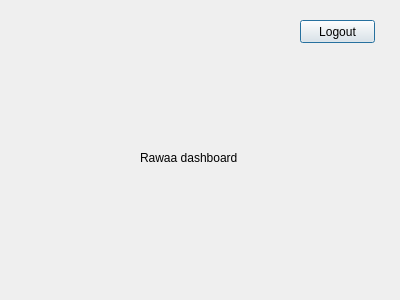
Above: Login/rawaa.ui from RaouaAmami/Smart_Aid_Association_2A13 before the change. Below: the same form after it.
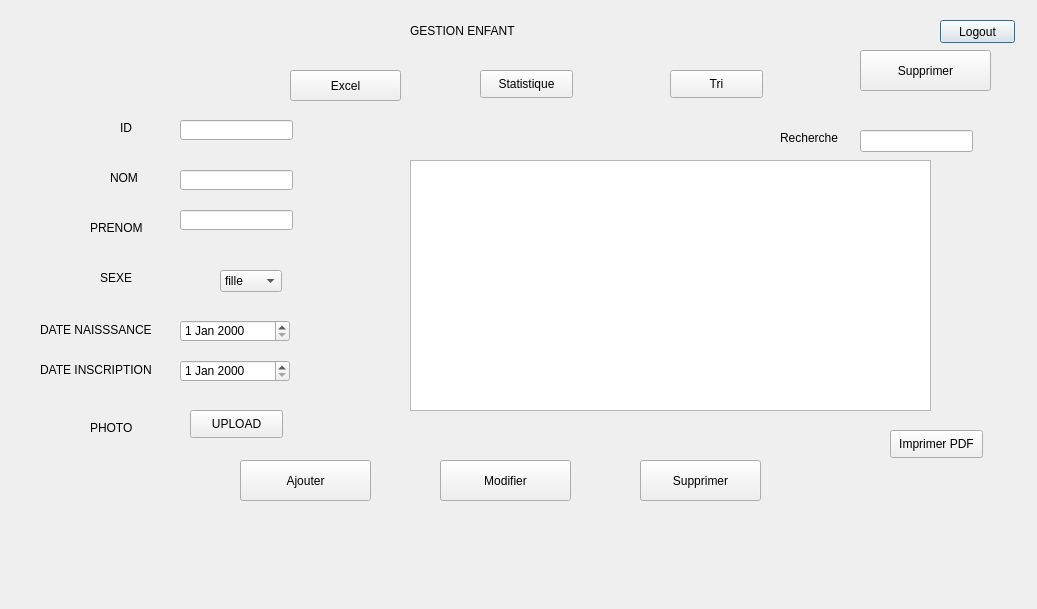
That is the form after the change.

What changed in the file:
```diff
--- a/Login/rawaa.ui
+++ b/Login/rawaa.ui
@@ -6,30 +6,17 @@
    <rect>
     <x>0</x>
     <y>0</y>
-    <width>400</width>
-    <height>300</height>
+    <width>1037</width>
+    <height>609</height>
    </rect>
   </property>
   <property name="windowTitle">
    <string>Dialog</string>
   </property>
-  <widget class="QLabel" name="label">
-   <property name="geometry">
-    <rect>
-     <x>140</x>
-     <y>150</y>
-     <width>181</width>
-     <height>16</height>
-    </rect>
-   </property>
-   <property name="text">
-    <string>Rawaa dashboard</string>
-   </property>
-  </widget>
   <widget class="QPushButton" name="pushButton_logout">
    <property name="geometry">
     <rect>
-     <x>300</x>
+     <x>940</x>
      <y>20</y>
      <width>75</width>
      <height>23</height>
@@ -39,6 +26,346 @@
     <string>Logout</string>
    </property>
   </widget>
+  <widget class="QPushButton" name="pushButton">
+   <property name="geometry">
+    <rect>
+     <x>240</x>
+     <y>460</y>
+     <width>131</width>
+     <height>41</height>
+    </rect>
+   </property>
+   <property name="text">
+    <string>Ajouter</string>
+   </property>
+  </widget>
+  <widget class="QLineEdit" name="lineEdit">
+   <property name="geometry">
+    <rect>
+     <x>180</x>
+     <y>120</y>
+     <width>113</width>
+     <height>20</height>
+    </rect>
+   </property>
+  </widget>
+  <widget class="QLineEdit" name="lineEdit_2">
+   <property name="geometry">
+    <rect>
+     <x>180</x>
+     <y>170</y>
+     <width>113</width>
+     <height>20</height>
+    </rect>
+   </property>
+  </widget>
+  <widget class="QLineEdit" name="lineEdit_3">
+   <property name="geometry">
+    <rect>
+     <x>180</x>
+     <y>210</y>
+     <width>113</width>
+     <height>20</height>
+    </rect>
+   </property>
+  </widget>
+  <widget class="QComboBox" name="comboBox">
+   <property name="geometry">
+    <rect>
+     <x>220</x>
+     <y>270</y>
+     <width>62</width>
+     <height>22</height>
+    </rect>
+   </property>
+   <item>
+    <property name="text">
+     <string>fille </string>
+    </property>
+   </item>
+   <item>
+    <property name="text">
+     <string>garçcon</string>
+    </property>
+   </item>
+  </widget>
+  <widget class="QDateEdit" name="dateEdit">
+   <property name="geometry">
+    <rect>
+     <x>180</x>
+     <y>360</y>
+     <width>110</width>
+     <height>22</height>
+    </rect>
+   </property>
+  </widget>
+  <widget class="QDateEdit" name="dateEdit_2">
+   <property name="geometry">
+    <rect>
+     <x>180</x>
+     <y>320</y>
+     <width>110</width>
+     <height>22</height>
+    </rect>
+   </property>
+  </widget>
+  <widget class="QPushButton" name="pushButton_5">
+   <property name="geometry">
+    <rect>
+     <x>190</x>
+     <y>410</y>
+     <width>93</width>
+     <height>28</height>
+    </rect>
+   </property>
+   <property name="text">
+    <string>UPLOAD</string>
+   </property>
+  </widget>
+  <widget class="QPushButton" name="pushButton_3">
+   <property name="geometry">
+    <rect>
+     <x>640</x>
+     <y>460</y>
+     <width>121</width>
+     <height>41</height>
+    </rect>
+   </property>
+   <property name="text">
+    <string>Supprimer</string>
+   </property>
+  </widget>
+  <widget class="QPushButton" name="pushButton_8">
+   <property name="geometry">
+    <rect>
+     <x>480</x>
+     <y>70</y>
+     <width>93</width>
+     <height>28</height>
+    </rect>
+   </property>
+   <property name="text">
+    <string>Statistique</string>
+   </property>
+  </widget>
+  <widget class="QPushButton" name="pushButton_10">
+   <property name="geometry">
+    <rect>
+     <x>670</x>
+     <y>70</y>
+     <width>93</width>
+     <height>28</height>
+    </rect>
+   </property>
+   <property name="text">
+    <string>Tri</string>
+   </property>
+  </widget>
+  <widget class="QPushButton" name="pushButton_6">
+   <property name="geometry">
+    <rect>
+     <x>290</x>
+     <y>70</y>
+     <width>111</width>
+     <height>31</height>
+    </rect>
+   </property>
+   <property name="text">
+    <string>Excel</string>
+   </property>
+  </widget>
+  <widget class="QPushButton" name="pushButton_7">
+   <property name="geometry">
+    <rect>
+     <x>860</x>
+     <y>50</y>
+     <width>131</width>
+     <height>41</height>
+    </rect>
+   </property>
+   <property name="text">
+    <string>Supprimer</string>
+   </property>
+  </widget>
+  <widget class="QPushButton" name="pushButton_2">
+   <property name="geometry">
+    <rect>
+     <x>890</x>
+     <y>430</y>
+     <width>93</width>
+     <height>28</height>
+    </rect>
+   </property>
+   <property name="text">
+    <string>Imprimer PDF</string>
+   </property>
+  </widget>
+  <widget class="QTableView" name="tableView1">
+   <property name="geometry">
+    <rect>
+     <x>410</x>
+     <y>160</y>
+     <width>521</width>
+     <height>251</height>
+    </rect>
+   </property>
+  </widget>
+  <widget class="QLineEdit" name="lineEdit_4">
+   <property name="geometry">
+    <rect>
+     <x>860</x>
+     <y>130</y>
+     <width>113</width>
+     <height>22</height>
+    </rect>
+   </property>
+  </widget>
+  <widget class="QLabel" name="label">
+   <property name="geometry">
+    <rect>
+     <x>780</x>
+     <y>130</y>
+     <width>71</width>
+     <height>16</height>
+    </rect>
+   </property>
+   <property name="text">
+    <string>Recherche</string>
+   </property>
+  </widget>
+  <widget class="QLabel" name="label_2">
+   <property name="geometry">
+    <rect>
+     <x>120</x>
+     <y>120</y>
+     <width>56</width>
+     <height>16</height>
+    </rect>
+   </property>
+   <property name="text">
+    <string>ID</string>
+   </property>
+  </widget>
+  <widget class="QLabel" name="label_3">
+   <property name="geometry">
+    <rect>
+     <x>110</x>
+     <y>170</y>
+     <width>56</width>
+     <height>16</height>
+    </rect>
+   </property>
+   <property name="text">
+    <string>NOM</string>
+   </property>
+  </widget>
+  <widget class="QLabel" name="label_4">
+   <property name="geometry">
+    <rect>
+     <x>90</x>
+     <y>220</y>
+     <width>56</width>
+     <height>16</height>
+    </rect>
+   </property>
+   <property name="text">
+    <string>PRENOM</string>
+   </property>
+  </widget>
+  <widget class="QLabel" name="label_5">
+   <property name="geometry">
+    <rect>
+     <x>100</x>
+     <y>270</y>
+     <width>56</width>
+     <height>16</height>
+    </rect>
+   </property>
+   <property name="text">
+    <string>SEXE</string>
+   </property>
+  </widget>
+  <widget class="QLabel" name="label_6">
+   <property name="geometry">
+    <rect>
+     <x>40</x>
+     <y>320</y>
+     <width>131</width>
+     <height>20</height>
+    </rect>
+   </property>
+   <property name="text">
+    <string>DATE NAISSSANCE</string>
+   </property>
+  </widget>
+  <widget class="QLabel" name="label_7">
+   <property name="geometry">
+    <rect>
+     <x>40</x>
+     <y>360</y>
+     <width>131</width>
+     <height>20</height>
+    </rect>
+   </property>
+   <property name="text">
+    <string>DATE INSCRIPTION</string>
+   </property>
+  </widget>
+  <widget class="QLabel" name="label_8">
+   <property name="geometry">
+    <rect>
+     <x>80</x>
+     <y>460</y>
+     <width>121</width>
+     <height>111</height>
+    </rect>
+   </property>
+   <property name="text">
+    <string/>
+   </property>
+  </widget>
+  <widget class="QLabel" name="label_9">
+   <property name="geometry">
+    <rect>
+     <x>90</x>
+     <y>420</y>
+     <width>56</width>
+     <height>16</height>
+    </rect>
+   </property>
+   <property name="text">
+    <string>PHOTO</string>
+   </property>
+  </widget>
+  <widget class="QLabel" name="label_10">
+   <property name="geometry">
+    <rect>
+     <x>410</x>
+     <y>20</y>
+     <width>241</width>
+     <height>21</height>
+    </rect>
+   </property>
+   <property name="styleSheet">
+    <string notr="true">font: 12pt &quot;MS Shell Dlg 2&quot;;</string>
+   </property>
+   <property name="text">
+    <string>GESTION ENFANT</string>
+   </property>
+  </widget>
+  <widget class="QPushButton" name="pushButton_4">
+   <property name="geometry">
+    <rect>
+     <x>440</x>
+     <y>460</y>
+     <width>131</width>
+     <height>41</height>
+    </rect>
+   </property>
+   <property name="text">
+    <string>Modifier</string>
+   </property>
+  </widget>
  </widget>
  <resources/>
  <connections/>
```
